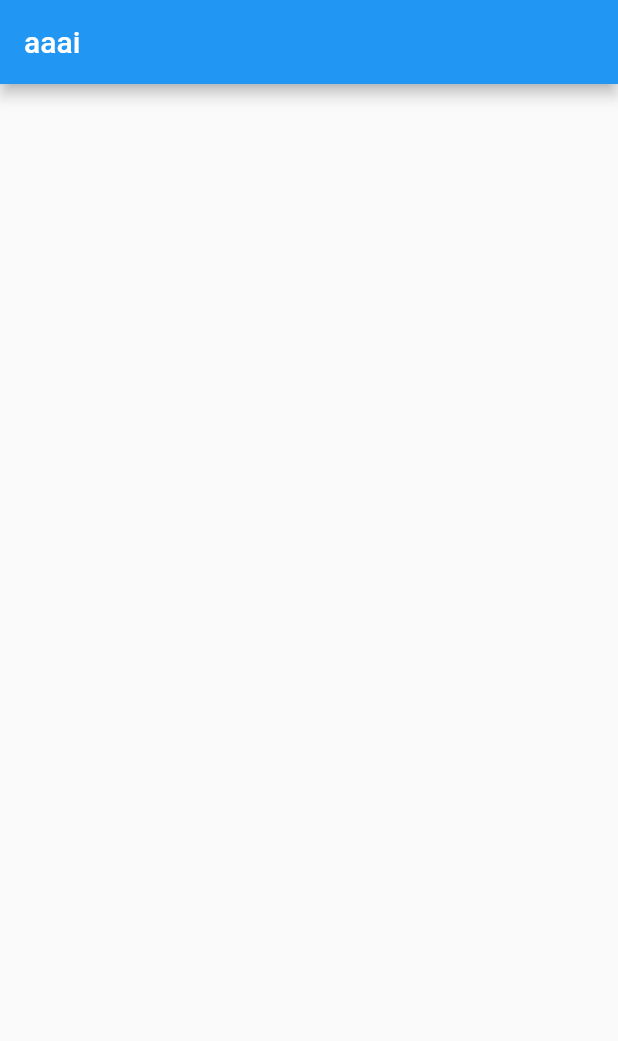
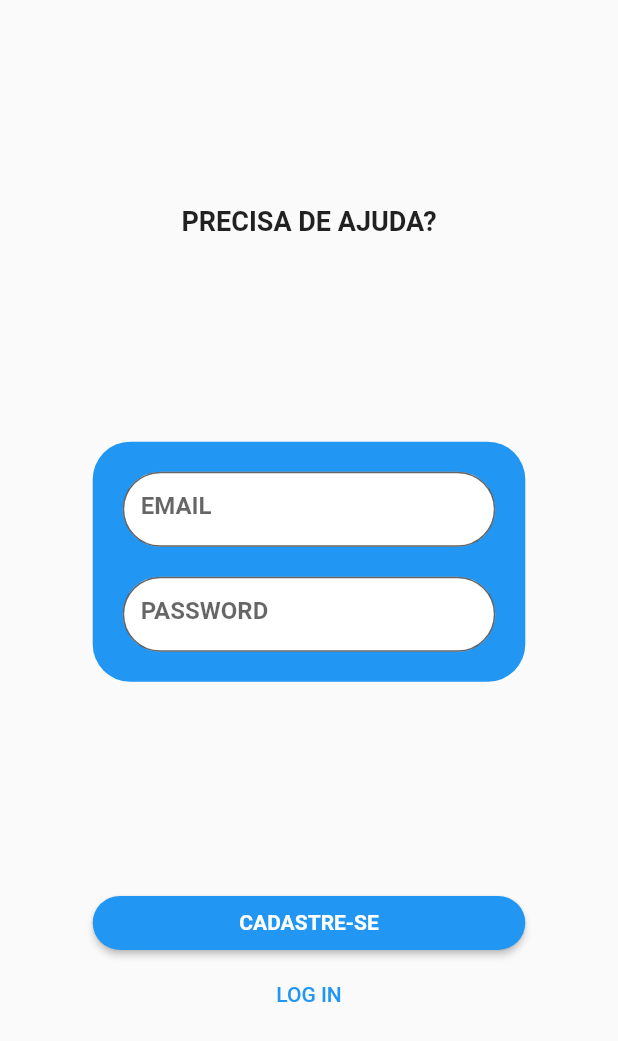
Before and after one commit to Jaofranca/PrecisaDeAjuda, a Flutter app: the screen it shows after launch, on a phone screen of 412 x 824 dp. Shown: the top 1041 px of the screen. Run offline on Flutter 3.47's test engine with Material 2 defaults, Android fonts, the phone set to English and light mode, and no system bars; our stand-ins replace cloud_firestore, firebase_auth, firebase_core, flutter_modular, mobx; accounts and stored records are empty; generated files the repository leaves out were written again.

Commit message:
made the login functionality

```diff
--- /dev/null
+++ b/lib/Modules/auth/pages/auth_page.dart
@@ -0,0 +1,126 @@
+import 'package:flutter/material.dart';
+import 'package:flutter_modular/flutter_modular.dart';
+import 'package:precisa_de_ajuda/Modules/auth/user_model.dart';
+import 'package:precisa_de_ajuda/Modules/auth/widgets/login_textfield.dart';
+
+import '../controller/auth_page_controller.dart';
+
+class AuthPage extends StatefulWidget {
+  const AuthPage({super.key});
+
+  @override
+  State<AuthPage> createState() => _AuthPageState();
+}
+
+class _AuthPageState extends State<AuthPage> {
+  bool type = false;
+  @override
+  Widget build(BuildContext context) {
+    final controller = Modular.get<AuthPageController>();
+    final TextEditingController emailController = TextEditingController();
+    final TextEditingController passwordController = TextEditingController();
+
+    return SafeArea(
+      child: Scaffold(
+        body: LayoutBuilder(
+          builder: (context, constraints) {
+            return SizedBox(
+              width: constraints.maxWidth,
+              height: constraints.maxHeight,
+              child: Column(
+                mainAxisAlignment: MainAxisAlignment.spaceEvenly,
+                children: [
+                  Text(
+                    "Precisa de Ajuda?".toUpperCase(),
+                    style: const TextStyle(
+                      fontSize: 18,
+                      fontWeight: FontWeight.bold,
+                    ),
+                  ),
+                  Container(
+                    padding: const EdgeInsets.all(20),
+                    width: constraints.maxWidth * 0.7,
+                    decoration: const BoxDecoration(
+                      color: Colors.blue,
+                      borderRadius: BorderRadius.all(
+                        Radius.circular(25),
+                      ),
+                    ),
+                    child: Column(
+                      children: [
+                        LoginTextField(
+                            controller: emailController, hintText: "EMAIL"),
+                        const SizedBox(
+                          height: 20,
+                        ),
+                        LoginTextField(
+                            controller: passwordController,
+                            hintText: "PASSWORD"),
+                      ],
+                    ),
+                  ),
+                  Column(
+                    children: [
+                      SizedBox(
+                        width: constraints.maxWidth * 0.7,
+                        child: ElevatedButton(
+                          style: ElevatedButton.styleFrom(
+                            shape: const StadiumBorder(),
+                          ),
+                          onPressed: () async {
+                            var message = "";
+                            controller.setUserEmail(emailController.text);
+                            controller.setUserPassword(passwordController.text);
+                            if (type == true) {
+                              message = await controller.logInUser();
+                            } else {
+                              message = await controller.createUser();
+                            }
+                            if (message == "success") {
+                              Modular.to.pushNamed(type == true
+                                  ? "/home_page/"
+                                  : "/continue_registration");
+                            } else {
+                              ScaffoldMessenger.of(context).showSnackBar(
+                                SnackBar(
+                                  content: Text(
+                                    message,
+                                    style: const TextStyle(color: Colors.white),
+                                  ),
+                                ),
+                              );
+                            }
+                          },
+                          child: Text(
+                            type == true
+                                ? "Log in".toUpperCase()
+                                : "cadastre-se".toUpperCase(),
+                            style: const TextStyle(
+                              fontWeight: FontWeight.bold,
+                            ),
+                          ),
+                        ),
+                      ),
+                      TextButton(
+                        onPressed: () {
+                          setState(() {
+                            type = type == true ? false : true;
+                          });
+                        },
+                        child: Text(
+                          type == true
+                              ? "cadastre-se".toUpperCase()
+                              : "Log in".toUpperCase(),
+                        ),
+                      )
+                    ],
+                  )
+                ],
+              ),
+            );
+          },
+        ),
+      ),
+    );
+  }
+}
--- /dev/null
+++ b/lib/Modules/auth/utils/firebase_errors.dart
@@ -0,0 +1,20 @@
+import 'package:firebase_auth/firebase_auth.dart';
+
+String returnFirebaseError(FirebaseAuthException e) {
+  if (e.code == 'weak-password') {
+    return 'The password provided is too weak.';
+  }
+  if (e.code == 'email-already-in-use') {
+    return 'The account already exists for that email.';
+  }
+  if (e.code == 'invalid-password') {
+    return 'The password provided is too weak.';
+  }
+  if (e.code == 'invalid-email') {
+    return 'The email provided doesnt exist.';
+  }
+  if (e.code == 'email-already-exists') {
+    return 'The account already exists for that email.';
+  }
+  return e.code;
+}
--- /dev/null
+++ b/lib/Modules/auth/widgets/login_textfield.dart
@@ -0,0 +1,44 @@
+// ignore_for_file: public_member_api_docs, sort_constructors_first
+import 'package:flutter/material.dart';
+import 'package:flutter/services.dart';
+
+class LoginTextField extends StatelessWidget {
+  final TextEditingController controller;
+  final String hintText;
+  const LoginTextField({
+    Key? key,
+    required this.controller,
+    required this.hintText,
+  }) : super(key: key);
+
+  @override
+  Widget build(BuildContext context) {
+    return SizedBox(
+      height: 50,
+      child: TextField(
+        inputFormatters: [FilteringTextInputFormatter.deny(RegExp('[abF!.]'))],
+        controller: controller,
+        style: const TextStyle(
+          color: Colors.black,
+          fontSize: 16,
+          fontWeight: FontWeight.bold,
+        ),
+        cursorColor: Colors.black,
+        decoration: InputDecoration(
+          filled: true,
+          fillColor: Colors.white,
+          border: const OutlineInputBorder(
+            borderSide: BorderSide(
+              style: BorderStyle.none,
+            ),
+            borderRadius: BorderRadius.all(
+              Radius.circular(25),
+            ),
+          ),
+          hintText: hintText,
+          // helperText: 'Email',asd
+        ),
+      ),
+    );
+  }
+}
--- a/lib/Modules/auth/auth_page.dart
+++ b/lib/Modules/home_page/home_page.dart
@@ -1,14 +1,12 @@
 import 'package:flutter/material.dart';
 
-class AuthPage extends StatelessWidget {
-  const AuthPage({super.key});
+class HomePage extends StatelessWidget {
+  const HomePage({super.key});
 
   @override
   Widget build(BuildContext context) {
     return Scaffold(
-      appBar: AppBar(
-        title: const Text("aaai"),
-      ),
+      appBar: AppBar(title: const Text("homePage")),
       body: Container(),
     );
   }
--- a/lib/app_module.dart
+++ b/lib/app_module.dart
@@ -8,6 +8,6 @@ class AppModule extends Module {
 
   @override
   List<ModularRoute> get routes => [
-        ModuleRoute('/', module: AuthModule()),
+        ModuleRoute(Modular.initialRoute, module: AuthModule()),
       ];
 }
--- a/lib/main.dart
+++ b/lib/main.dart
@@ -1,9 +1,12 @@
+import 'package:firebase_core/firebase_core.dart';
 import 'package:flutter/material.dart';
 import 'package:flutter_modular/flutter_modular.dart';
 
 import 'app_module.dart';
 
-void main() {
+void main() async {
+  WidgetsFlutterBinding.ensureInitialized();
+  await Firebase.initializeApp();
   runApp(
     ModularApp(
       module: AppModule(),
```
Also changed, not shown: lib/Modules/auth/auth_module.dart (+12 -3 lines), lib/Modules/auth/controller/auth_page_controller.dart (added, +103 -0 lines), lib/Modules/auth/pages/continue_registration.dart (added, +114 -0 lines), lib/Modules/auth/user_model.dart (added, +21 -0 lines), lib/Modules/home_page/home_page_module.dart (added, +14 -0 lines), pubspec.yaml (+9 -36 lines), lib/Modules/auth/controller/auth_page_controller.g.dart (added), lib/Modules/auth/validate.dart (added), pubspec.lock, 4 other files.
